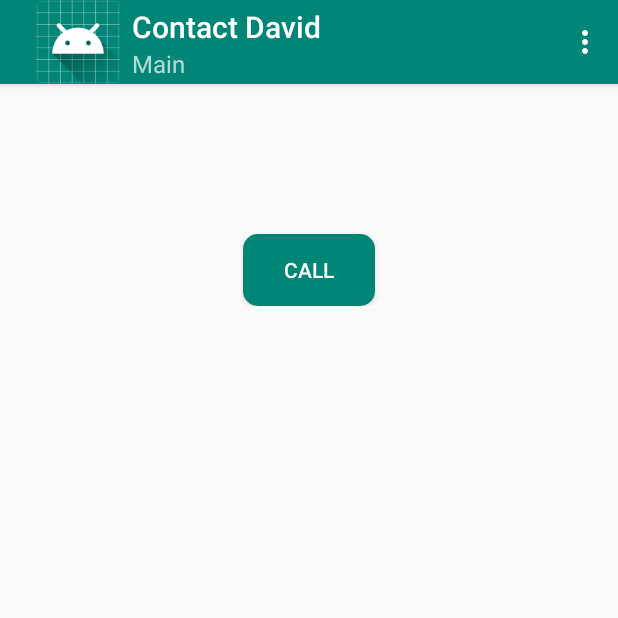
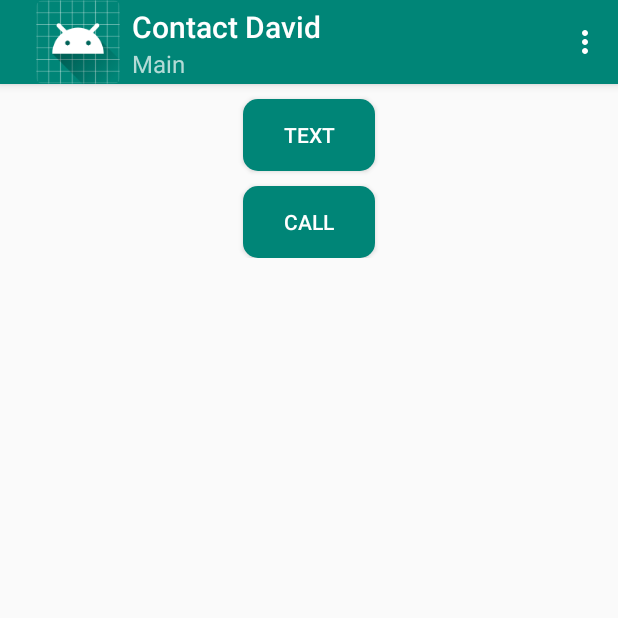
Before and after one commit to davidhmobley/ContactDavid3, an Android app: the screen it shows after launch (MainActivity), after a tap on "CALL", on a phone screen of 412 x 824 dp, the top half of it. Run offline under Robolectric (Android 15) with nearby library versions, the phone set to English and light mode, and no system bars.

Commit message:
add texting

```diff
--- a/app/src/main/java/com/mobley/contactdavid3/activities/MainActivity.java
+++ b/app/src/main/java/com/mobley/contactdavid3/activities/MainActivity.java
@@ -25,7 +25,7 @@ public class MainActivity extends AppCompatActivity implements View.OnClickListe
 
     public static final int REQUEST_CALL_PERMISSION = 1;
 
-    private Button mPhoneButton;
+    private Button mTextButton, mPhoneButton;
     private ContactDavid3App mApp;
     private boolean mCallGranted = false;
 
@@ -42,6 +42,9 @@ public class MainActivity extends AppCompatActivity implements View.OnClickListe
         actionBar.setSubtitle(getResources().getString(R.string.main_subtitle));
         actionBar.setDisplayShowHomeEnabled(true);
         actionBar.setHomeButtonEnabled(true);
+
+        mTextButton = (Button) findViewById(R.id.textButton);
+        mTextButton.setOnClickListener(this);
 
         mPhoneButton = (Button) findViewById(R.id.phoneButton);
         mPhoneButton.setOnClickListener(this);
@@ -106,7 +109,15 @@ public class MainActivity extends AppCompatActivity implements View.OnClickListe
 
     @Override
     public void onClick(View view) {
-        if (view == mPhoneButton) {
+        if (view == mTextButton) {
+            String cell = mApp.getAppPrefs().getString(ContactDavid3App.PREF_CELL_PHONE_KEY,
+                    getString(R.string.default_cell_phone));
+
+            Uri uri = Uri.parse("smsto:" + cell);
+            Intent sendIntent = new Intent(Intent.ACTION_SENDTO, uri);
+            startActivity(sendIntent);
+
+        } else if (view == mPhoneButton) {
             doPhoneCall();
         }
     }
--- a/app/src/main/res/layout/content_main.xml
+++ b/app/src/main/res/layout/content_main.xml
@@ -11,15 +11,25 @@
     <LinearLayout
         android:layout_width="match_parent"
         android:layout_height="wrap_content"
+        android:layout_centerInParent="true"
+        android:layout_gravity="center"
+        android:gravity="center"
         android:orientation="vertical">
+
+        <Button
+            android:id="@+id/textButton"
+            android:layout_width="wrap_content"
+            android:layout_height="wrap_content"
+            android:layout_marginTop="10dp"
+            android:background="@drawable/text_button_selector"
+            android:text="@string/text_button_label"
+            android:textColor="@android:color/white" />
 
         <Button
             android:id="@+id/phoneButton"
             android:layout_width="wrap_content"
             android:layout_height="wrap_content"
-            android:layout_marginTop="100dp"
-            android:layout_centerInParent="true"
-            android:layout_gravity="center"
+            android:layout_marginTop="10dp"
             android:background="@drawable/text_button_selector"
             android:text="@string/phone_button_label"
             android:textColor="@android:color/white" />
--- a/app/src/main/res/values/strings.xml
+++ b/app/src/main/res/values/strings.xml
@@ -8,6 +8,7 @@
     <string name="pref_subtitle">Preferences</string>
 
     <string name="phone_button_label">Call</string>
+    <string name="text_button_label">Text</string>
 
     <string name="action_settings">Settings</string>
     <string name="action_exit">Exit</string>
```
